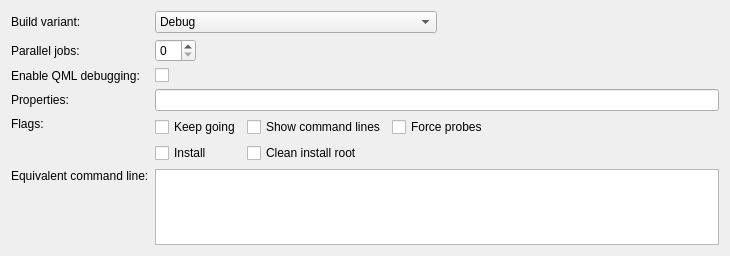
Before: the Qt Designer form src/plugins/qbsprojectmanager/qbsbuildstepconfigwidget.ui in qt-creator/qt-creator, drawn with Qt 5.
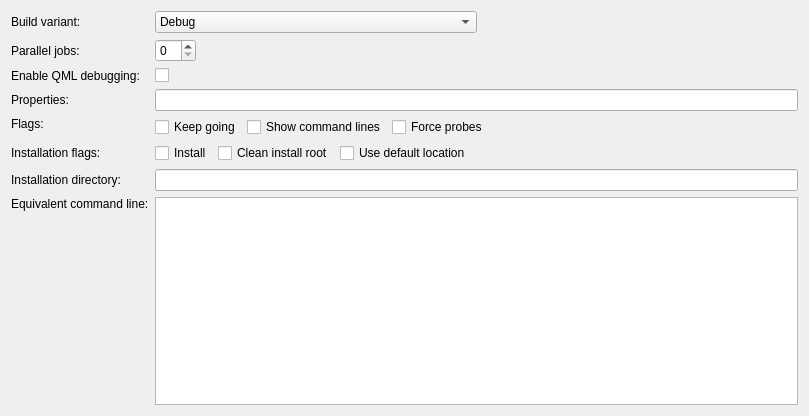
After: the same form once the commit is applied. Custom widgets are drawn as their Qt base class.

Commit message:
QbsProjectManager: Add widget for setting the install root
... in the build settings. This makes it much easier for users to
properly set the installation directory. In turn, remove the dedicated
install step, which does not know about qbs.installRoot and has not had
sensible functionality ever since that property was introduced.

Task-number: QTCREATORBUG-17198

Diff of the .ui file:
```diff
--- a/src/plugins/qbsprojectmanager/qbsbuildstepconfigwidget.ui
+++ b/src/plugins/qbsprojectmanager/qbsbuildstepconfigwidget.ui
@@ -6,8 +6,8 @@
    <rect>
     <x>0</x>
     <y>0</y>
-    <width>730</width>
-    <height>256</height>
+    <width>809</width>
+    <height>416</height>
    </rect>
   </property>
   <layout class="QFormLayout" name="formLayout">
@@ -157,8 +157,6 @@
    <item row="4" column="1">
     <layout class="QHBoxLayout" name="horizontalLayout_2">
      <item>
-      <layout class="QGridLayout" name="gridLayout_2">
-       <item row="0" column="0">
         <widget class="QCheckBox" name="keepGoingCheckBox">
          <property name="toolTip">
           <string>Keep going when errors occur (if at all possible).</string>
@@ -168,36 +166,20 @@
          </property>
         </widget>
        </item>
-       <item row="0" column="1">
+     <item>
         <widget class="QCheckBox" name="showCommandLinesCheckBox">
          <property name="text">
           <string>Show command lines</string>
          </property>
         </widget>
        </item>
-       <item row="1" column="0">
-        <widget class="QCheckBox" name="installCheckBox">
-         <property name="text">
-          <string>Install</string>
-         </property>
-        </widget>
-       </item>
-       <item row="1" column="1">
-        <widget class="QCheckBox" name="cleanInstallRootCheckBox">
-         <property name="text">
-          <string>Clean install root</string>
-         </property>
-        </widget>
-       </item>
-       <item row="0" column="2">
+     <item>
         <widget class="QCheckBox" name="forceProbesCheckBox">
          <property name="text">
           <string>Force probes</string>
          </property>
         </widget>
        </item>
-      </layout>
-     </item>
      <item>
       <spacer name="checkBoxSpacer">
        <property name="orientation">
@@ -214,6 +196,61 @@
     </layout>
    </item>
    <item row="5" column="0">
+    <widget class="QLabel" name="installFlagsLabel">
+     <property name="text">
+      <string>Installation flags:</string>
+     </property>
+    </widget>
+   </item>
+   <item row="5" column="1">
+    <layout class="QHBoxLayout" name="horizontalLayout_3">
+     <item>
+      <widget class="QCheckBox" name="installCheckBox">
+       <property name="text">
+        <string>Install</string>
+       </property>
+      </widget>
+     </item>
+     <item>
+      <widget class="QCheckBox" name="cleanInstallRootCheckBox">
+       <property name="text">
+        <string>Clean install root</string>
+       </property>
+      </widget>
+     </item>
+     <item>
+      <widget class="QCheckBox" name="defaultInstallDirCheckBox">
+       <property name="text">
+        <string>Use default location</string>
+       </property>
+      </widget>
+     </item>
+     <item>
+      <spacer name="horizontalSpacer_2">
+       <property name="orientation">
+        <enum>Qt::Horizontal</enum>
+       </property>
+       <property name="sizeHint" stdset="0">
+        <size>
+         <width>40</width>
+         <height>20</height>
+        </size>
+       </property>
+      </spacer>
+     </item>
+    </layout>
+   </item>
+   <item row="6" column="0">
+    <widget class="QLabel" name="installDirLabel">
+     <property name="text">
+      <string>Installation directory:</string>
+     </property>
+    </widget>
+   </item>
+   <item row="6" column="1">
+    <widget class="Utils::PathChooser" name="installDirChooser"/>
+   </item>
+   <item row="7" column="0">
     <widget class="QLabel" name="commandLineKeyLabel">
      <property name="text">
       <string>Equivalent command line:</string>
@@ -223,7 +260,7 @@
      </property>
     </widget>
    </item>
-   <item row="5" column="1">
+   <item row="7" column="1">
     <widget class="QPlainTextEdit" name="commandLineTextEdit">
      <property name="undoRedoEnabled">
       <bool>false</bool>
@@ -248,6 +285,10 @@
   <zorder>flagsLabel</zorder>
   <zorder>jobsLabel</zorder>
   <zorder>commandLineTextEdit</zorder>
+  <zorder>installFlagsLabel</zorder>
+  <zorder>defaultInstallDirCheckBox</zorder>
+  <zorder>installDirChooser</zorder>
+  <zorder>installDirLabel</zorder>
  </widget>
  <customwidgets>
   <customwidget>
@@ -255,6 +296,11 @@
    <extends>QLineEdit</extends>
    <header location="global">utils/fancylineedit.h</header>
   </customwidget>
+  <customwidget>
+   <class>Utils::PathChooser</class>
+   <extends>QLineEdit</extends>
+   <header location="global">utils/pathchooser.h</header>
+  </customwidget>
  </customwidgets>
  <tabstops>
   <tabstop>buildVariantComboBox</tabstop>
```
Lines whose indentation alone changed are shown as unchanged. The commit also changes 16 other files.
